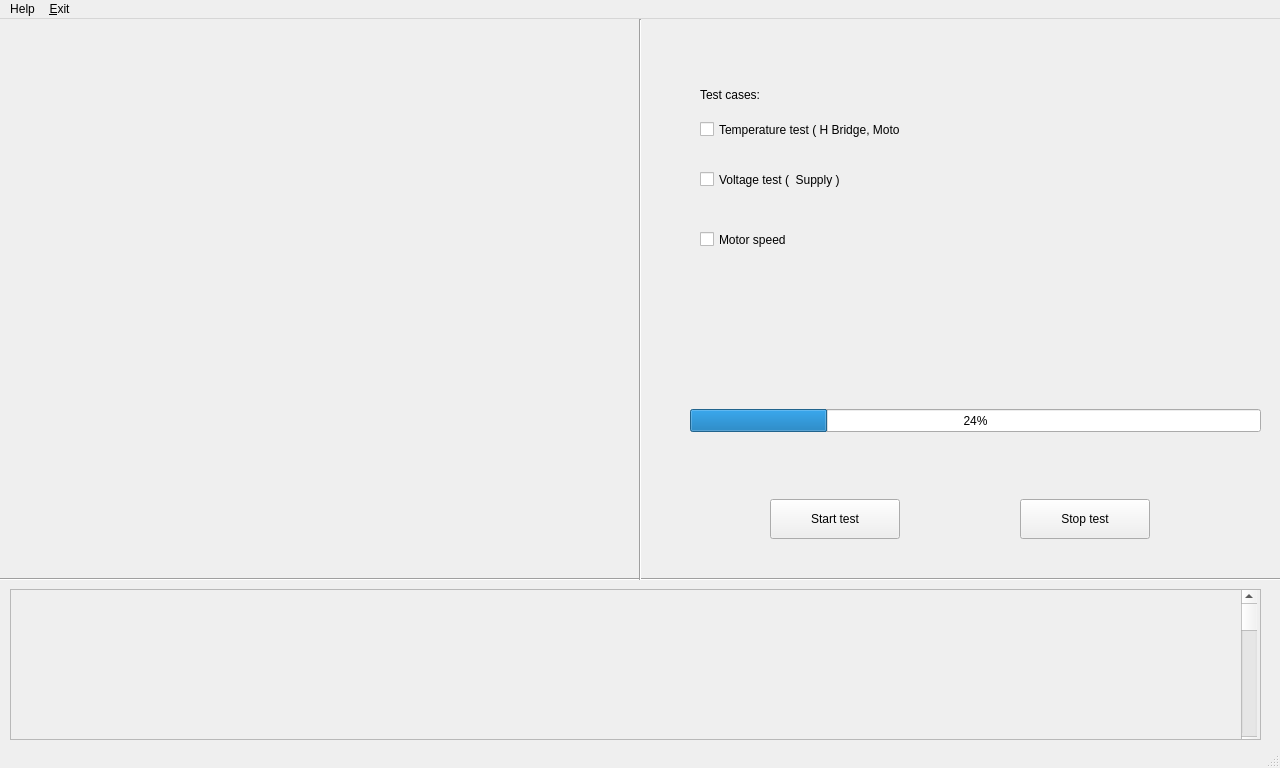
Before: the Qt Designer form test_interfga.ui in ayymomma/python-arduino-practice, drawn with Qt 5.
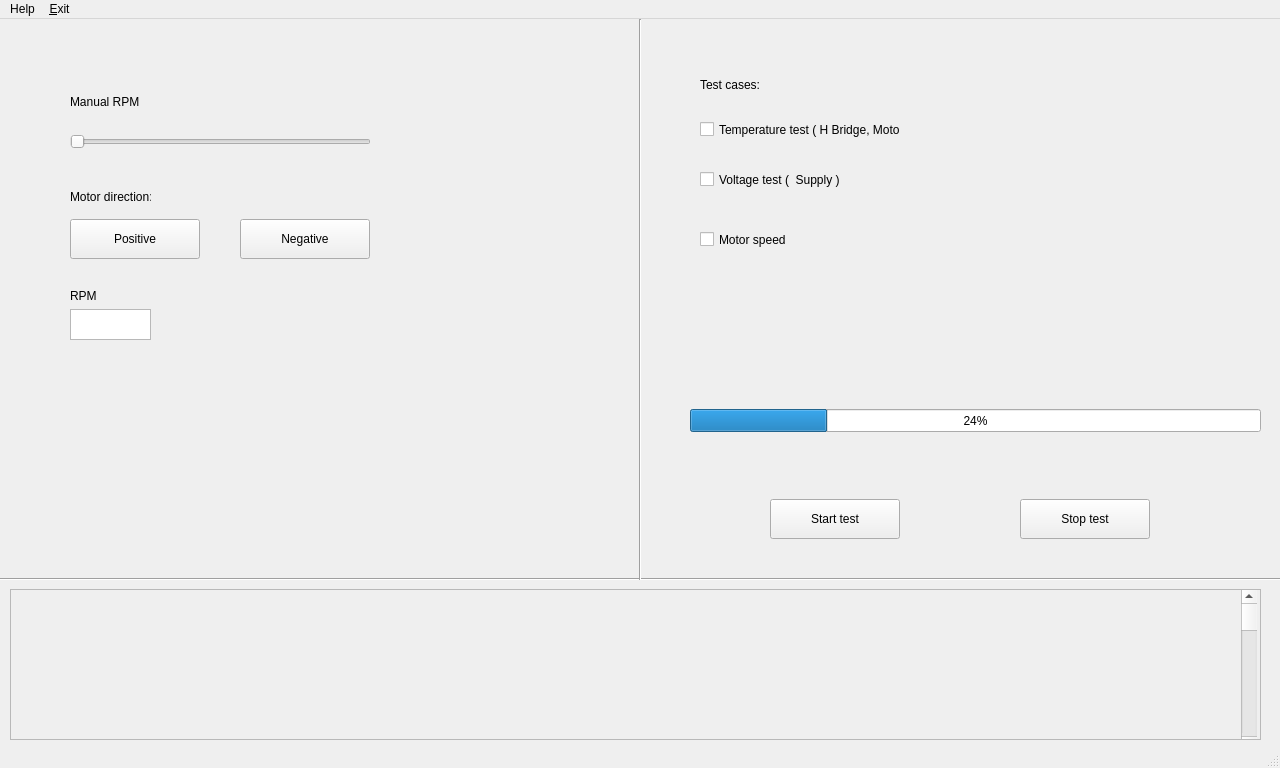
After: the same form once the commit is applied.

Patch:
```diff
--- a/test_interfga.ui
+++ b/test_interfga.ui
@@ -57,7 +57,7 @@
     <property name="geometry">
      <rect>
       <x>700</x>
-      <y>60</y>
+      <y>50</y>
       <width>60</width>
       <height>31</height>
      </rect>
@@ -167,6 +167,106 @@
      </widget>
     </widget>
    </widget>
+   <widget class="QSlider" name="horizontalSlider">
+    <property name="geometry">
+     <rect>
+      <x>70</x>
+      <y>110</y>
+      <width>301</width>
+      <height>25</height>
+     </rect>
+    </property>
+    <property name="font">
+     <font>
+      <weight>75</weight>
+      <bold>true</bold>
+     </font>
+    </property>
+    <property name="autoFillBackground">
+     <bool>false</bool>
+    </property>
+    <property name="maximum">
+     <number>255</number>
+    </property>
+    <property name="orientation">
+     <enum>Qt::Horizontal</enum>
+    </property>
+   </widget>
+   <widget class="QLabel" name="label_2">
+    <property name="geometry">
+     <rect>
+      <x>70</x>
+      <y>72</y>
+      <width>71</width>
+      <height>21</height>
+     </rect>
+    </property>
+    <property name="text">
+     <string>Manual RPM</string>
+    </property>
+   </widget>
+   <widget class="QLabel" name="label_3">
+    <property name="geometry">
+     <rect>
+      <x>70</x>
+      <y>170</y>
+      <width>81</width>
+      <height>16</height>
+     </rect>
+    </property>
+    <property name="text">
+     <string>Motor direction:</string>
+    </property>
+   </widget>
+   <widget class="QPushButton" name="pushButton_3">
+    <property name="geometry">
+     <rect>
+      <x>70</x>
+      <y>200</y>
+      <width>130</width>
+      <height>40</height>
+     </rect>
+    </property>
+    <property name="text">
+     <string>Positive</string>
+    </property>
+   </widget>
+   <widget class="QPushButton" name="pushButton_4">
+    <property name="geometry">
+     <rect>
+      <x>240</x>
+      <y>200</y>
+      <width>130</width>
+      <height>40</height>
+     </rect>
+    </property>
+    <property name="text">
+     <string>Negative</string>
+    </property>
+   </widget>
+   <widget class="QLabel" name="label_4">
+    <property name="geometry">
+     <rect>
+      <x>70</x>
+      <y>270</y>
+      <width>47</width>
+      <height>13</height>
+     </rect>
+    </property>
+    <property name="text">
+     <string>RPM</string>
+    </property>
+   </widget>
+   <widget class="QTextEdit" name="textEdit">
+    <property name="geometry">
+     <rect>
+      <x>70</x>
+      <y>290</y>
+      <width>81</width>
+      <height>31</height>
+     </rect>
+    </property>
+   </widget>
   </widget>
   <widget class="QStatusBar" name="statusbar"/>
   <widget class="QMenuBar" name="menubar">
```
